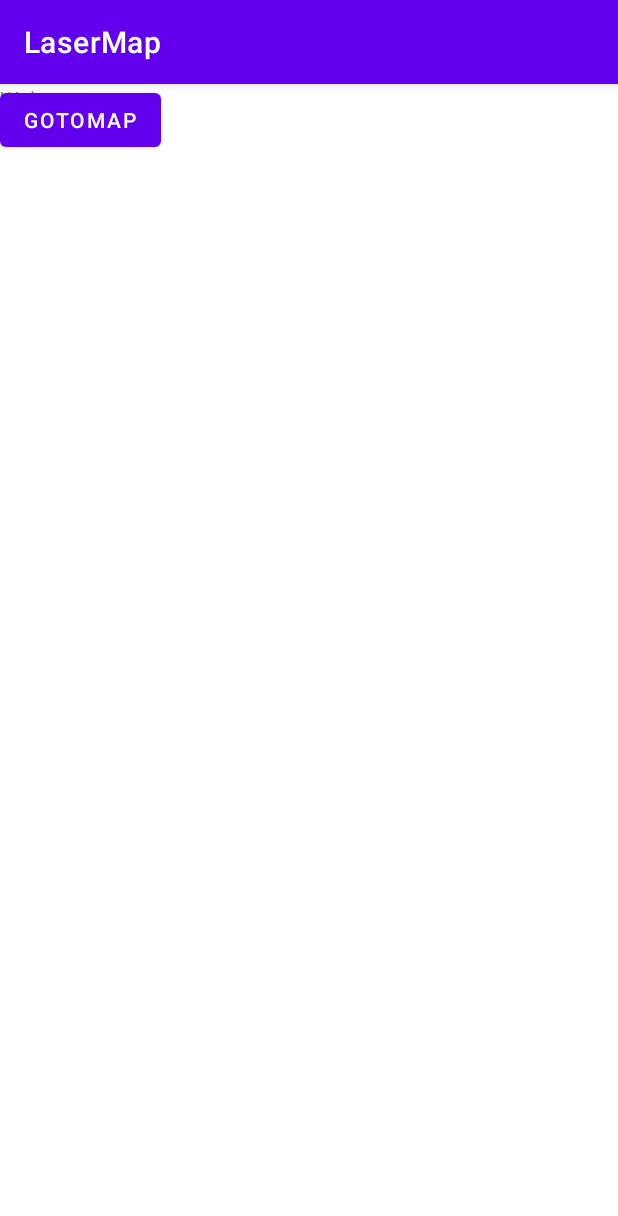
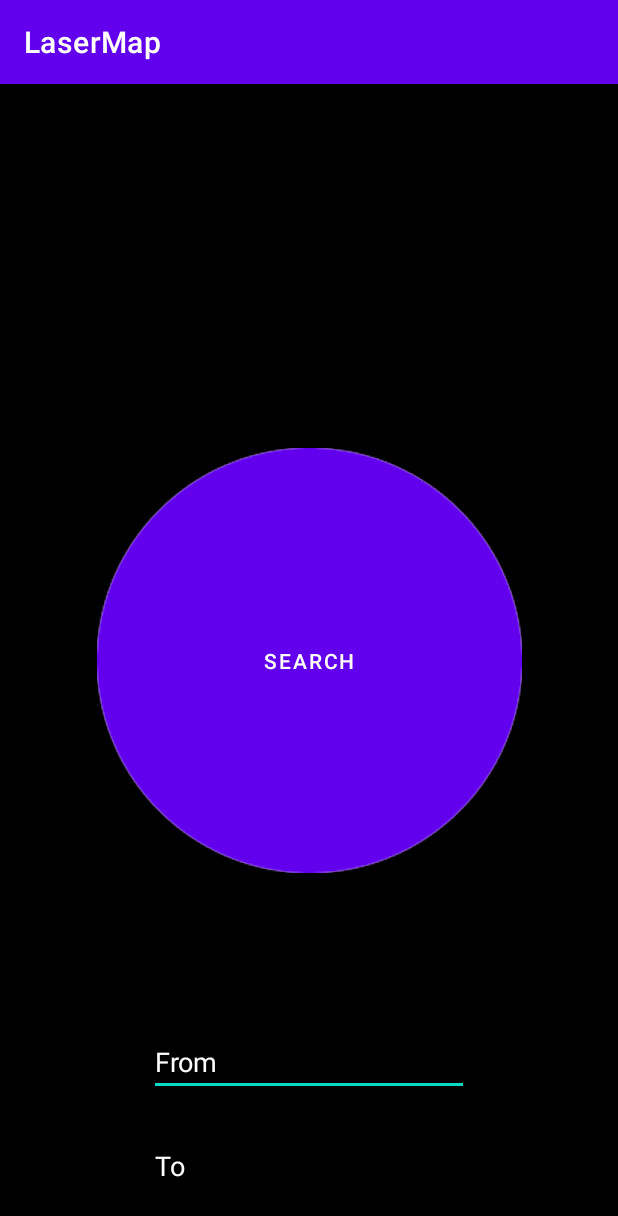
Before and after one commit to Natifick/LaserMap, an Android app: the screen it shows after launch (MainScreenActivity), on a phone screen of 412 x 824 dp. Shown: the top 1216 px of the screen. Run offline under Robolectric (Android 15) with nearby library versions, the phone set to English and light mode, and no system bars.

Commit message:
combined with user interface

```diff
--- a/app/src/debug/res/values/google_maps_api.xml
+++ b/app/src/debug/res/values/google_maps_api.xml
@@ -20,5 +20,5 @@
     Once you have your key (it starts with "AIza"), replace the "google_maps_key"
     string in this file.
     -->
-    <string name="google_maps_key" translatable="false" templateMergeStrategy="preserve">AIzaSyBZR8JIAOTbPt2Dc4bjdZbcjcKL9f1IJsA</string>
+    <string name="google_maps_key" translatable="false" templateMergeStrategy="preserve">AIzaSyDjTocAg7vSU_Fp9rkvHI18_ckfzkMS7Hc</string>
 </resources>
--- a/app/src/main/java/com/example/lasermap/MainScreenActivity.kt
+++ b/app/src/main/java/com/example/lasermap/MainScreenActivity.kt
@@ -9,9 +9,10 @@ class MainScreenActivity : AppCompatActivity() {
     override fun onCreate(savedInstanceState: Bundle?) {
         super.onCreate(savedInstanceState)
         setContentView(R.layout.activity_main_screen)
+
     }
 
-    fun onMapOpenerClick(view: View?) {
+    fun launchSearch(view: View?) {
         startActivity(Intent(this, MapsActivity::class.java))
     }
 
--- a/app/src/main/res/layout/activity_main_screen.xml
+++ b/app/src/main/res/layout/activity_main_screen.xml
@@ -1,21 +1,54 @@
 <?xml version="1.0" encoding="utf-8"?>
 <androidx.constraintlayout.widget.ConstraintLayout
         xmlns:android="http://schemas.android.com/apk/res/android"
+        xmlns:app="http://schemas.android.com/apk/res-auto"
         xmlns:tools="http://schemas.android.com/tools"
-        xmlns:app="http://schemas.android.com/apk/res-auto"
         android:layout_width="match_parent"
         android:layout_height="match_parent"
+        android:background="@color/black"
         tools:context=".MainScreenActivity">
-
-    <TextView
-            android:text="Welcome to LaSearch"
-            android:layout_width="100dp"
-            android:layout_height="36dp" android:id="@+id/header" tools:layout_editor_absoluteY="74dp"
-            tools:layout_editor_absoluteX="155dp"/>
     <Button
-            android:text="GoToMap"
+            android:id="@+id/button"
             android:layout_width="wrap_content"
-            android:layout_height="wrap_content" android:id="@+id/mapSummoner" tools:layout_editor_absoluteY="154dp"
-            tools:layout_editor_absoluteX="120dp"
-            android:onClick="onMapOpenerClick"/>
+            android:layout_height="wrap_content"
+            android:background="@drawable/search"
+            android:onClick="launchSearch"
+            android:text="Search"
+            app:layout_constraintBottom_toBottomOf="parent"
+            app:layout_constraintEnd_toEndOf="parent"
+            app:layout_constraintStart_toStartOf="parent"
+            app:layout_constraintTop_toTopOf="parent"/>
+    <EditText
+            android:id="@+id/editText"
+            android:layout_width="wrap_content"
+            android:layout_height="wrap_content"
+            android:layout_marginBottom="24dp"
+            android:ems="10"
+            android:inputType="text"
+            android:text="@string/from"
+            android:textColor="@color/white"
+            app:layout_constraintBottom_toTopOf="@+id/editText2"
+            app:layout_constraintEnd_toEndOf="parent"
+            app:layout_constraintStart_toStartOf="parent"/>
+    <EditText
+            android:id="@+id/editText2"
+            android:layout_width="wrap_content"
+            android:layout_height="wrap_content"
+            android:layout_marginBottom="24dp"
+            android:ems="10"
+            android:inputType="text"
+            android:text="@string/to"
+            android:textColor="@color/white"
+            app:layout_constraintBottom_toBottomOf="parent"
+            app:layout_constraintEnd_toEndOf="parent"
+            app:layout_constraintStart_toStartOf="parent"/>
+    <ImageView
+            android:id="@+id/imageView4"
+            android:layout_width="wrap_content"
+            android:layout_height="wrap_content"
+            app:layout_constraintBottom_toBottomOf="parent"
+            app:layout_constraintEnd_toEndOf="parent"
+            app:layout_constraintStart_toStartOf="parent"
+            app:layout_constraintTop_toTopOf="parent"
+            app:srcCompat="@drawable/search"/>
 </androidx.constraintlayout.widget.ConstraintLayout>
--- a/app/src/main/res/values/strings.xml
+++ b/app/src/main/res/values/strings.xml
@@ -1,4 +1,6 @@
 <resources>
     <string name="app_name">LaserMap</string>
     <string name="title_activity_maps">MapsActivity</string>
+    <string name="from">From</string>
+    <string name="to">To</string>
 </resources>
```
Also changed, not shown: app/src/main/java/com/example/lasermap/MapsActivity.kt (+75 -40 lines), app/src/main/res/drawable/search.png (added).
